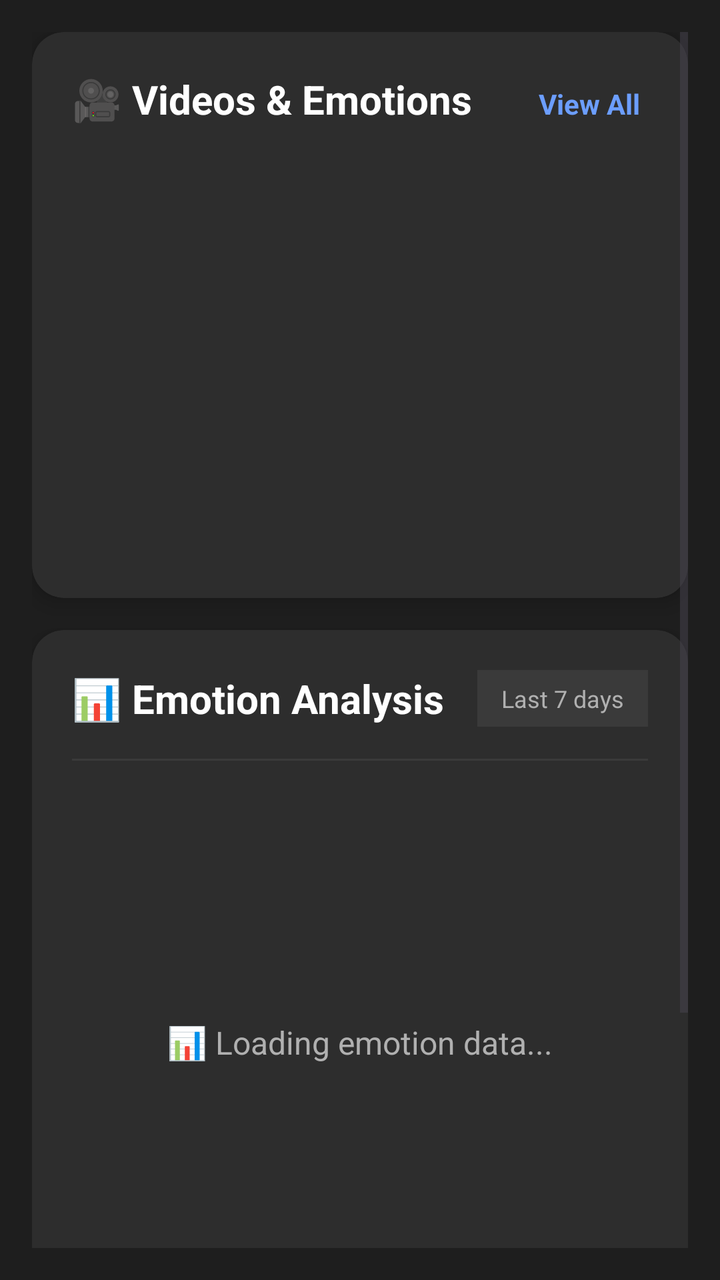
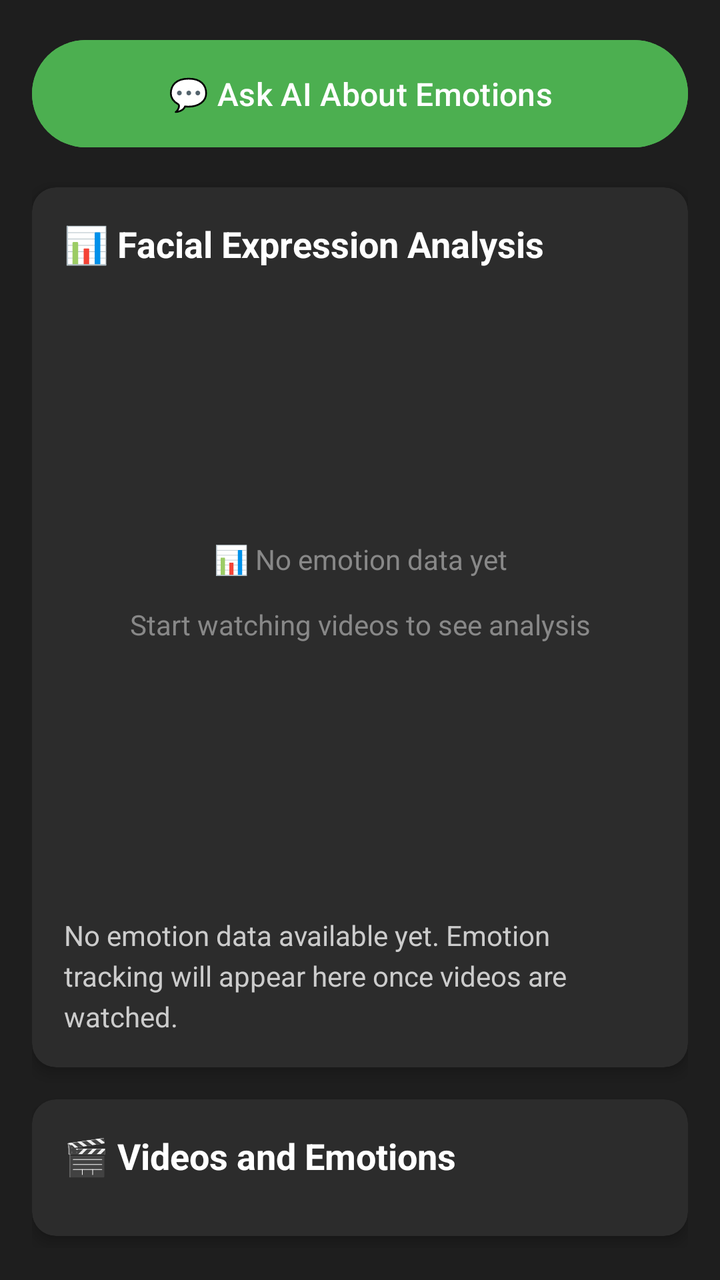

Compare the two renders of this Android layout. The source of the first and the diff that turns it into the second are given below.
<!-- AndroidManifest.xml: application theme Theme.RecallLive -->
<!-- res/layout/fragment_guardianhome.xml -->
<?xml version="1.0" encoding="utf-8"?>
<androidx.constraintlayout.widget.ConstraintLayout xmlns:android="http://schemas.android.com/apk/res/android"
    xmlns:app="http://schemas.android.com/apk/res-auto"
    xmlns:tools="http://schemas.android.com/tools"
    android:layout_width="match_parent"
    android:layout_height="match_parent"
    android:background="#1E1E1E"
    tools:context=".GuardianHomeFragment">

    
    <ScrollView
        android:id="@+id/scroll_view"
        android:layout_width="match_parent"
        android:layout_height="match_parent"
        android:padding="16dp">

        <LinearLayout
            android:layout_width="match_parent"
            android:layout_height="wrap_content"
            android:orientation="vertical">

            
            <androidx.cardview.widget.CardView
                android:id="@+id/card_videos_emotions"
                android:layout_width="match_parent"
                android:layout_height="wrap_content"
                android:layout_marginBottom="16dp"
                app:cardCornerRadius="16dp"
                app:cardElevation="6dp"
                app:cardBackgroundColor="#2D2D2D">

                <LinearLayout
                    android:layout_width="match_parent"
                    android:layout_height="wrap_content"
                    android:orientation="vertical"
                    android:padding="20dp">

                    <LinearLayout
                        android:layout_width="match_parent"
                        android:layout_height="wrap_content"
                        android:orientation="horizontal"
                        android:layout_marginBottom="16dp">

                        <TextView
                            android:layout_width="0dp"
                            android:layout_height="wrap_content"
                            android:layout_weight="1"
                            android:text="🎥 Videos &amp; Emotions"
                            android:textSize="20sp"
                            android:textColor="#FFFFFF"
                            android:textStyle="bold" />

                        <TextView
                            android:layout_width="wrap_content"
                            android:layout_height="wrap_content"
                            android:text="View All"
                            android:textColor="#6C9EFF"
                            android:textSize="14sp"
                            android:textStyle="bold"
                            android:clickable="true"
                            android:focusable="true"
                            android:padding="4dp"
                            android:background="?attr/selectableItemBackground" />

                    </LinearLayout>

                    
                    <androidx.recyclerview.widget.RecyclerView
                        android:id="@+id/rv_videos_emotions"
                        android:layout_width="match_parent"
                        android:layout_height="wrap_content"
                        android:nestedScrollingEnabled="false"
                        android:minHeight="200dp" />

                </LinearLayout>

            </androidx.cardview.widget.CardView>

            
            <androidx.cardview.widget.CardView
                android:id="@+id/card_quiz_score"
                android:layout_width="match_parent"
                android:layout_height="wrap_content"
                android:layout_marginBottom="16dp"
                app:cardCornerRadius="16dp"
                app:cardElevation="6dp"
                app:cardBackgroundColor="#2D2D2D">

                <androidx.constraintlayout.widget.ConstraintLayout
                    android:layout_width="match_parent"
                    android:layout_height="wrap_content"
                    android:padding="20dp"
                    android:minHeight="350dp">

                    
                    <LinearLayout
                        android:id="@+id/header_layout"
                        android:layout_width="match_parent"
                        android:layout_height="wrap_content"
                        android:orientation="horizontal"
                        android:gravity="center_vertical"
                        app:layout_constraintTop_toTopOf="parent"
                        app:layout_constraintStart_toStartOf="parent"
                        app:layout_constraintEnd_toEndOf="parent">

                        <TextView
                            android:id="@+id/tv_quiz_title"
                            android:layout_width="0dp"
                            android:layout_height="wrap_content"
                            android:layout_weight="1"
                            android:text="📊 Emotion Analysis"
                            android:textColor="#FFFFFF"
                            android:textSize="20sp"
                            android:textStyle="bold" />

                        <TextView
                            android:layout_width="wrap_content"
                            android:layout_height="wrap_content"
                            android:text="Last 7 days"
                            android:textColor="#B0B0B0"
                            android:textSize="12sp"
                            android:background="#3A3A3A"
                            android:paddingHorizontal="12dp"
                            android:paddingVertical="6dp"
                            android:layout_marginStart="8dp" />

                    </LinearLayout>

                    
                    <View
                        android:id="@+id/divider"
                        android:layout_width="match_parent"
                        android:layout_height="1dp"
                        android:background="#3A3A3A"
                        android:layout_marginTop="16dp"
                        app:layout_constraintTop_toBottomOf="@id/header_layout"
                        app:layout_constraintStart_toStartOf="parent"
                        app:layout_constraintEnd_toEndOf="parent" />

                    
                    <FrameLayout
                        android:id="@+id/graph_container"
                        android:layout_width="match_parent"
                        android:layout_height="250dp"
                        android:layout_marginTop="16dp"
                        app:layout_constraintTop_toBottomOf="@id/divider"
                        app:layout_constraintStart_toStartOf="parent"
                        app:layout_constraintEnd_toEndOf="parent">

                        
                        <TextView
                            android:id="@+id/tv_quiz_placeholder"
                            android:layout_width="match_parent"
                            android:layout_height="match_parent"
                            android:text="📊 Loading emotion data..."
                            android:textColor="#B0B0B0"
                            android:textSize="16sp"
                            android:gravity="center" />

                        

                    </FrameLayout>

                </androidx.constraintlayout.widget.ConstraintLayout>

            </androidx.cardview.widget.CardView>

            
            <androidx.cardview.widget.CardView
                android:layout_width="match_parent"
                android:layout_height="wrap_content"
                android:layout_marginBottom="16dp"
                app:cardCornerRadius="16dp"
                app:cardElevation="6dp"
                app:cardBackgroundColor="#2D2D2D">

                <LinearLayout
                    android:layout_width="match_parent"
                    android:layout_height="wrap_content"
                    android:orientation="vertical"
                    android:padding="20dp">

                    <TextView
                        android:layout_width="match_parent"
                        android:layout_height="wrap_content"
                        android:text="💡 Insights"
                        android:textSize="18sp"
                        android:textColor="#FFFFFF"
                        android:textStyle="bold"
                        android:layout_marginBottom="12dp" />

                    <TextView
                        android:id="@+id/tv_explanation"
                        android:layout_width="match_parent"
                        android:layout_height="wrap_content"
                        android:text="Explanation will appear here"
                        android:textSize="14sp"
                        android:textColor="#B0B0B0"
                        android:lineSpacingExtra="6dp" />

                </LinearLayout>

            </androidx.cardview.widget.CardView>

        </LinearLayout>

    </ScrollView>

</androidx.constraintlayout.widget.ConstraintLayout>
<!-- resources referenced by this layout -->
<resources>
  <style name="Theme.RecallLive" parent="Base.Theme.RecallLive" />
  <style name="Base.Theme.RecallLive" parent="Theme.Material3.DayNight.NoActionBar">
          
          
      </style>
</resources>

<!-- the commit's change to res/layout/fragment_guardianhome.xml (unified diff, before → after) -->
@@ -1,209 +1,200 @@
 <?xml version="1.0" encoding="utf-8"?>
-<androidx.constraintlayout.widget.ConstraintLayout xmlns:android="http://schemas.android.com/apk/res/android"
+<ScrollView xmlns:android="http://schemas.android.com/apk/res/android"
     xmlns:app="http://schemas.android.com/apk/res-auto"
     xmlns:tools="http://schemas.android.com/tools"
     android:layout_width="match_parent"
     android:layout_height="match_parent"
     android:background="#1E1E1E"
-    tools:context=".GuardianHomeFragment">
-
-    
-    <ScrollView
-        android:id="@+id/scroll_view"
+    android:fillViewport="true">
+
+    <LinearLayout
         android:layout_width="match_parent"
-        android:layout_height="match_parent"
+        android:layout_height="wrap_content"
+        android:orientation="vertical"
         android:padding="16dp">
 
+        
+        <Button
+            android:id="@+id/btn_ai_chat"
+            android:layout_width="match_parent"
+            android:layout_height="wrap_content"
+            android:text="💬 Ask AI About Emotions"
+            android:textColor="#FFFFFF"
+            android:backgroundTint="#4CAF50"
+            android:textSize="16sp"
+            android:padding="16dp"
+            android:layout_marginBottom="16dp"
+            android:elevation="4dp" />
+
+        
+        <androidx.cardview.widget.CardView
+            android:id="@+id/card_quiz_score"
+            android:layout_width="match_parent"
+            android:layout_height="wrap_content"
+            android:layout_marginBottom="16dp"
+            app:cardBackgroundColor="#2C2C2C"
+            app:cardCornerRadius="12dp"
+            app:cardElevation="4dp">
+
+            <LinearLayout
+                android:layout_width="match_parent"
+                android:layout_height="wrap_content"
+                android:orientation="vertical"
+                android:padding="16dp">
+
+                <TextView
+                    android:layout_width="wrap_content"
+                    android:layout_height="wrap_content"
+                    android:text="📊 Facial Expression Analysis"
+                    android:textColor="#FFFFFF"
+                    android:textSize="18sp"
+                    android:textStyle="bold"
+                    android:layout_marginBottom="12dp" />
+
+                
+                <FrameLayout
+                    android:id="@+id/graph_container"
+                    android:layout_width="match_parent"
+                    android:layout_height="300dp"
+                    android:layout_marginBottom="12dp">
+
+                    <TextView
+                        android:id="@+id/tv_quiz_placeholder"
+                        android:layout_width="match_parent"
+                        android:layout_height="match_parent"
+                        android:gravity="center"
+                        android:text="📊 No emotion data yet\n\nStart watching videos to see analysis"
+                        android:textColor="#888888"
+                        android:textSize="14sp" />
+                </FrameLayout>
+
+                
+                <TextView
+                    android:id="@+id/tv_explanation"
+                    android:layout_width="match_parent"
+                    android:layout_height="wrap_content"
+                    android:text="No emotion data available yet. Emotion tracking will appear here once videos are watched."
+                    android:textColor="#CCCCCC"
+                    android:textSize="14sp"
+                    android:lineSpacingExtra="4dp" />
+            </LinearLayout>
+        </androidx.cardview.widget.CardView>
+
+        
+        <androidx.cardview.widget.CardView
+            android:layout_width="match_parent"
+            android:layout_height="wrap_content"
+            app:cardBackgroundColor="#2C2C2C"
+            app:cardCornerRadius="12dp"
+            app:cardElevation="4dp">
+
+            <LinearLayout
+                android:layout_width="match_parent"
+                android:layout_height="wrap_content"
+                android:orientation="vertical"
+                android:padding="16dp">
+
+                <TextView
+                    android:layout_width="wrap_content"
+                    android:layout_height="wrap_content"
+                    android:text="🎬 Videos and Emotions"
+                    android:textColor="#FFFFFF"
+                    android:textSize="18sp"
+                    android:textStyle="bold"
+                    android:layout_marginBottom="12dp" />
+
+                
+                <androidx.recyclerview.widget.RecyclerView
+                    android:id="@+id/rv_videos_emotions"
+                    android:layout_width="match_parent"
+                    android:layout_height="wrap_content"
+                    android:nestedScrollingEnabled="false"
+                    tools:listitem="@layout/item_video_emotion" />
+            </LinearLayout>
+        </androidx.cardview.widget.CardView>
+
+    </LinearLayout>
+</ScrollView>
+<!-- res/layout/item_video_emotion.xml (included above) -->
+<?xml version="1.0" encoding="utf-8"?>
+<androidx.cardview.widget.CardView xmlns:android="http://schemas.android.com/apk/res/android"
+    xmlns:app="http://schemas.android.com/apk/res-auto"
+    android:layout_width="match_parent"
+    android:layout_height="wrap_content"
+    android:layout_marginBottom="8dp"
+    app:cardCornerRadius="12dp"
+    app:cardElevation="4dp"
+    app:cardBackgroundColor="#2D2D2D"
+    android:clickable="true"
+    android:focusable="true"
+    android:foreground="?attr/selectableItemBackground">
+
+    <LinearLayout
+        android:layout_width="match_parent"
+        android:layout_height="wrap_content"
+        android:orientation="vertical"
+        android:padding="12dp">
+
+        
         <LinearLayout
             android:layout_width="match_parent"
             android:layout_height="wrap_content"
-            android:orientation="vertical">
-
-            
-            <androidx.cardview.widget.CardView
-                android:id="@+id/card_videos_emotions"
-                android:layout_width="match_parent"
-                android:layout_height="wrap_content"
-                android:layout_marginBottom="16dp"
-                app:cardCornerRadius="16dp"
-                app:cardElevation="6dp"
-                app:cardBackgroundColor="#2D2D2D">
-
-                <LinearLayout
-                    android:layout_width="match_parent"
-                    android:layout_height="wrap_content"
-                    android:orientation="vertical"
-                    android:padding="20dp">
-
-                    <LinearLayout
-                        android:layout_width="match_parent"
-                        android:layout_height="wrap_content"
-                        android:orientation="horizontal"
-                        android:layout_marginBottom="16dp">
-
-                        <TextView
-                            android:layout_width="0dp"
-                            android:layout_height="wrap_content"
-                            android:layout_weight="1"
-                            android:text="🎥 Videos &amp; Emotions"
-                            android:textSize="20sp"
-                            android:textColor="#FFFFFF"
-                            android:textStyle="bold" />
-
-                        <TextView
-                            android:layout_width="wrap_content"
-                            android:layout_height="wrap_content"
-                            android:text="View All"
-                            android:textColor="#6C9EFF"
-                            android:textSize="14sp"
-                            android:textStyle="bold"
-                            android:clickable="true"
-                            android:focusable="true"
-                            android:padding="4dp"
-                            android:background="?attr/selectableItemBackground" />
-
-                    </LinearLayout>
-
-                    
-                    <androidx.recyclerview.widget.RecyclerView
-                        android:id="@+id/rv_videos_emotions"
-                        android:layout_width="match_parent"
-                        android:layout_height="wrap_content"
-                        android:nestedScrollingEnabled="false"
-                        android:minHeight="200dp" />
-
-                </LinearLayout>
-
-            </androidx.cardview.widget.CardView>
-
-            
-            <androidx.cardview.widget.CardView
-                android:id="@+id/card_quiz_score"
-                android:layout_width="match_parent"
-                android:layout_height="wrap_content"
-                android:layout_marginBottom="16dp"
-                app:cardCornerRadius="16dp"
-                app:cardElevation="6dp"
-                app:cardBackgroundColor="#2D2D2D">
-
-                <androidx.constraintlayout.widget.ConstraintLayout
-                    android:layout_width="match_parent"
-                    android:layout_height="wrap_content"
-                    android:padding="20dp"
-                    android:minHeight="350dp">
-
-                    
-                    <LinearLayout
-                        android:id="@+id/header_layout"
-                        android:layout_width="match_parent"
-                        android:layout_height="wrap_content"
-                        android:orientation="horizontal"
-                        android:gravity="center_vertical"
-                        app:layout_constraintTop_toTopOf="parent"
-                        app:layout_constraintStart_toStartOf="parent"
-                        app:layout_constraintEnd_toEndOf="parent">
-
-                        <TextView
-                            android:id="@+id/tv_quiz_title"
-                            android:layout_width="0dp"
-                            android:layout_height="wrap_content"
-                            android:layout_weight="1"
-                            android:text="📊 Emotion Analysis"
-                            android:textColor="#FFFFFF"
-                            android:textSize="20sp"
-                            android:textStyle="bold" />
-
-                        <TextView
-                            android:layout_width="wrap_content"
-                            android:layout_height="wrap_content"
-                            android:text="Last 7 days"
-                            android:textColor="#B0B0B0"
-                            android:textSize="12sp"
-                            android:background="#3A3A3A"
-                            android:paddingHorizontal="12dp"
-                            android:paddingVertical="6dp"
-                            android:layout_marginStart="8dp" />
-
-                    </LinearLayout>
-
-                    
-                    <View
-                        android:id="@+id/divider"
-                        android:layout_width="match_parent"
-                        android:layout_height="1dp"
-                        android:background="#3A3A3A"
-                        android:layout_marginTop="16dp"
-                        app:layout_constraintTop_toBottomOf="@id/header_layout"
-                        app:layout_constraintStart_toStartOf="parent"
-                        app:layout_constraintEnd_toEndOf="parent" />
-
-                    
-                    <FrameLayout
-                        android:id="@+id/graph_container"
-                        android:layout_width="match_parent"
-                        android:layout_height="250dp"
-                        android:layout_marginTop="16dp"
-                        app:layout_constraintTop_toBottomOf="@id/divider"
-                        app:layout_constraintStart_toStartOf="parent"
-                        app:layout_constraintEnd_toEndOf="parent">
-
-                        
-                        <TextView
-                            android:id="@+id/tv_quiz_placeholder"
-                            android:layout_width="match_parent"
-                            android:layout_height="match_parent"
-                            android:text="📊 Loading emotion data..."
-                            android:textColor="#B0B0B0"
-                            android:textSize="16sp"
-                            android:gravity="center" />
-
-                        
-
-                    </FrameLayout>
-
-                </androidx.constraintlayout.widget.ConstraintLayout>
-
-            </androidx.cardview.widget.CardView>
-
-            
-            <androidx.cardview.widget.CardView
-                android:layout_width="match_parent"
-                android:layout_height="wrap_content"
-                android:layout_marginBottom="16dp"
-                app:cardCornerRadius="16dp"
-                app:cardElevation="6dp"
-                app:cardBackgroundColor="#2D2D2D">
-
-                <LinearLayout
-                    android:layout_width="match_parent"
-                    android:layout_height="wrap_content"
-                    android:orientation="vertical"
-                    android:padding="20dp">
-
-                    <TextView
-                        android:layout_width="match_parent"
-                        android:layout_height="wrap_content"
-                        android:text="💡 Insights"
-                        android:textSize="18sp"
-                        android:textColor="#FFFFFF"
-                        android:textStyle="bold"
-                        android:layout_marginBottom="12dp" />
-
-                    <TextView
-                        android:id="@+id/tv_explanation"
-                        android:layout_width="match_parent"
-                        android:layout_height="wrap_content"
-                        android:text="Explanation will appear here"
-                        android:textSize="14sp"
-                        android:textColor="#B0B0B0"
-                        android:lineSpacingExtra="6dp" />
-
-                </LinearLayout>
-
-            </androidx.cardview.widget.CardView>
+            android:orientation="horizontal"
+            android:layout_marginBottom="4dp">
+
+            <TextView
+                android:id="@+id/tv_video_title"
+                android:layout_width="0dp"
+                android:layout_height="wrap_content"
+                android:layout_weight="1"
+                android:text="Video Title"
+                android:textSize="14sp"
+                android:textColor="#FFFFFF"
+                android:textStyle="bold"
+                android:ellipsize="end"
+                android:maxLines="1" />
+
+            <TextView
+                android:id="@+id/tv_video_date"
+                android:layout_width="wrap_content"
+                android:layout_height="wrap_content"
+                android:text="Jan 1, 2025"
+                android:textSize="12sp"
+                android:textColor="#808080"
+                android:layout_marginStart="8dp" />
 
         </LinearLayout>
 
-    </ScrollView>
-
-</androidx.constraintlayout.widget.ConstraintLayout>
+        
+        <TextView
+            android:id="@+id/tv_top_emotion"
+            android:layout_width="wrap_content"
+            android:layout_height="wrap_content"
+            android:text="😊 Happy"
+            android:textSize="16sp"
+            android:textStyle="bold"
+            android:textColor="#FFFFFF"
+            android:layout_marginBottom="4dp" />
+
+        
+        <TextView
+            android:id="@+id/tv_emotion_count"
+            android:layout_width="wrap_content"
+            android:layout_height="wrap_content"
+            android:text="15 emotions detected"
+            android:textSize="12sp"
+            android:textColor="#B0B0B0"
+            android:layout_marginBottom="4dp" />
+
+        
+        <TextView
+            android:id="@+id/tv_emotion_breakdown"
+            android:layout_width="match_parent"
+            android:layout_height="wrap_content"
+            android:text="😊 10  😢 3  😲 2"
+            android:textSize="14sp"
+            android:textColor="#FFFFFF" />
+
+    </LinearLayout>
+
+</androidx.cardview.widget.CardView>
